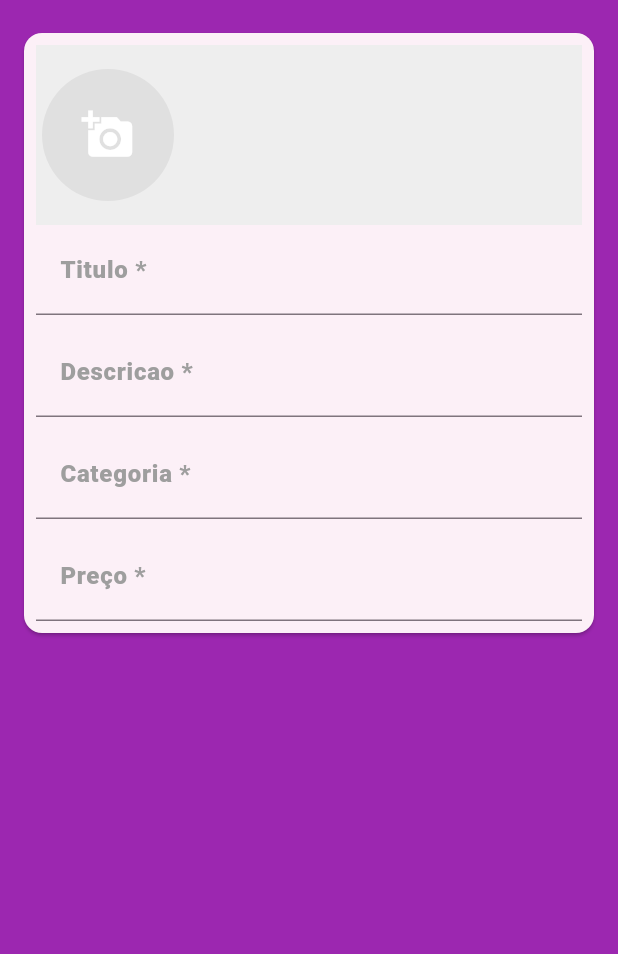
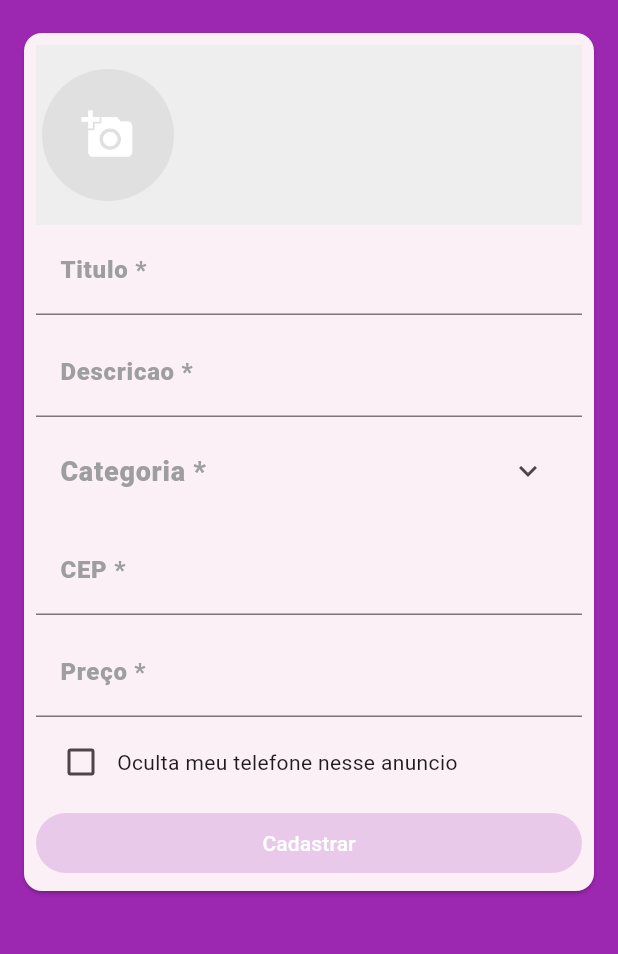
Before and after one commit to Renatofsds16/flutter-xlo, a Flutter app: the screen it shows after launch, swiped to page 2, on a phone screen of 412 x 824 dp, the part 63-1017 px from its top. Run offline on Flutter 3.47's test engine with Material 3 defaults, Android fonts, the light colour scheme and no system bars; our stand-ins replace brasil_fields, dio, flutter_mobx, get_it, image_picker, mobx and 1 more; accounts and stored records are empty; generated files the repository leaves out were written again; network calls fail; statements that could not run were skipped.

Commit message:
finalizando a tela de criar anuncio e buscando endereco pelo cep

```diff
--- a/lib/main.dart
+++ b/lib/main.dart
@@ -1,5 +1,6 @@
 import 'package:flutter/material.dart';
 import 'package:get_it/get_it.dart';
+import 'package:xlo/repositories/cep_repository.dart';
 import 'package:xlo/stores/category_store.dart';
 import 'package:xlo/stores/page_stores.dart';
 import 'package:xlo/stores/user_manage_store.dart';
@@ -16,6 +17,8 @@ void setupLocator() {
 void main() async {
   WidgetsFlutterBinding.ensureInitialized();
   await CodesParse.initializeParse();
+  CepRepository().getAdressFromApi('58.108.172').then((value) => print(value));
+
   setupLocator();
   runApp(const MyApp());
 }
--- /dev/null
+++ b/lib/repositories/cep_repository.dart
@@ -0,0 +1,39 @@
+import 'package:dio/dio.dart';
+import 'package:xlo/models/adress.dart';
+import 'package:xlo/models/city.dart';
+
+import 'ibge_repository.dart';
+
+class CepRepository {
+  Future<Address?> getAdressFromApi(String? cep) async {
+    if (cep == null || cep.isEmpty) {
+      return Future.error('cep invalido vazio ou nulo');
+    }
+    final clearCep = cep.replaceAll(RegExp('[^0-9]'), '');
+    if (clearCep.length != 8) {
+      return Future.error('cep invalido sem numeros suficiente');
+    }
+    final enpoint = 'https://viacep.com.br/ws/$clearCep/json/';
+    try {
+      final response = await Dio().get(enpoint);
+      if (response.data['erro'] != null) {
+        return Future.error('cep invalido tem erro');
+      }
+      final ufList = await IBGERepository().getUFListFromAPI();
+      return Address(
+        cep: response.data['cep'],
+        district: response.data['bairro'],
+        city: City(name: response.data['localidade']),
+        rua: response.data['logradouro'],
+        uf: ufList?.firstWhere((uf) => uf.initials == response.data['uf']),
+        state: response.data['estado'],
+      );
+    } on DioException {
+      return Future.error('erro ao buscar o cep');
+    } catch (e) {
+      print(e);
+      Future.error('falha ao buscar cep');
+    }
+    return null;
+  }
+}
--- a/lib/screens/base_screens/base_screen.dart
+++ b/lib/screens/base_screens/base_screen.dart
@@ -5,7 +5,7 @@ import 'package:mobx/mobx.dart';
 import 'package:xlo/screens/create_screen/create_screen.dart';
 import 'package:xlo/stores/page_stores.dart';
 
-import '../category_screen/category_screen.dart';
+import '../home_screen/home_screen.dart';
 
 class BaseScreen extends StatefulWidget {
   BaseScreen({super.key});
@@ -35,7 +35,7 @@ class _BaseScreenState extends State<BaseScreen> {
             physics: NeverScrollableScrollPhysics(),
             controller: _pageController,
             children: [
-              CategoryScreen(),
+              HomeScreen(),
               CreateScreen(),
               Container(color: Colors.red),
               Container(color: Colors.grey),
--- a/lib/screens/category_screen/category_screen.dart
+++ b/lib/screens/category_screen/category_screen.dart
@@ -1,4 +1,5 @@
 import 'package:flutter/material.dart';
+
 import 'package:flutter_mobx/flutter_mobx.dart';
 import 'package:get_it/get_it.dart';
 import 'package:xlo/components/error_boxes/error_boxes.dart';
@@ -7,9 +8,9 @@ import 'package:xlo/stores/category_store.dart';
 import '../../models/category.dart';
 
 class CategoryScreen extends StatelessWidget {
-  CategoryScreen({super.key, this.showAll = false});
+  CategoryScreen({super.key, this.showAll = false,required this.categorySelected});
   final CategoryStore _categoryStore = GetIt.I<CategoryStore>();
-  final Category? categorySelected = Category(id: 'lQHjC4Ye7z');
+  final Category? categorySelected;
   final bool showAll;
 
   @override
--- /dev/null
+++ b/lib/screens/create_screen/components/categore_fileds.dart
@@ -0,0 +1,37 @@
+import 'package:flutter/material.dart';
+import 'package:flutter_mobx/flutter_mobx.dart';
+import 'package:xlo/models/category.dart';
+import 'package:xlo/screens/category_screen/category_screen.dart';
+
+import '../../../stores/create_store.dart';
+
+class CategoryFiled extends StatelessWidget {
+  const CategoryFiled({super.key, required this.createStore});
+  final CreateStore createStore;
+  @override
+  Widget build(BuildContext context) {
+    return Observer(
+      builder: (_) {
+        return ListTile(
+          title: Text(
+            'Categoria *',
+            style: TextStyle(fontSize: createStore.category != null ? 14 : 18, fontWeight: FontWeight.w800,color: Colors.grey,),
+          ),
+          subtitle: createStore.category != null ? Text('${createStore.category?.name}',style: TextStyle(color: Colors.black87,fontSize: 17),):null,
+          trailing: Icon(Icons.keyboard_arrow_down),
+          onTap: ()async {
+            final category = await showDialog(
+                context: context, builder: (_)=> CategoryScreen(showAll: false,
+              categorySelected: createStore.category,)
+            ) as Category;
+            if(category != null){
+              createStore.setCategory(category);
+            }
+
+
+          },
+        );
+      },
+    );
+  }
+}
--- /dev/null
+++ b/lib/screens/create_screen/components/cep_field.dart
@@ -0,0 +1,63 @@
+import 'package:brasil_fields/brasil_fields.dart';
+import 'package:flutter/material.dart';
+import 'package:flutter/services.dart';
+import 'package:flutter_mobx/flutter_mobx.dart';
+import 'package:xlo/components/error_boxes/error_boxes.dart';
+import 'package:xlo/stores/cep_store.dart';
+
+class CepField extends StatelessWidget {
+  CepField({super.key});
+  final CepStore _cepStore = CepStore();
+
+  @override
+  Widget build(BuildContext context) {
+    return Column(
+      crossAxisAlignment: CrossAxisAlignment.stretch,
+      children: [
+        TextFormField(
+          keyboardType: TextInputType.number,
+          onChanged: _cepStore.setCep,
+          inputFormatters: [
+            FilteringTextInputFormatter.digitsOnly,
+            CepInputFormatter(),
+          ],
+          decoration: InputDecoration(
+            labelText: 'CEP *',
+            contentPadding: EdgeInsets.fromLTRB(16, 10, 12, 10),
+            labelStyle: TextStyle(
+              fontWeight: FontWeight.w800,
+              color: Colors.grey,
+              fontSize: 16,
+            ),
+          ),
+        ),
+        Observer(
+          builder: (_) {
+            if (_cepStore.clearCep == null &&
+                _cepStore.errorText == null &&
+                !_cepStore.loading) {
+              return Container();
+            } else if (_cepStore.clearCep == null &&
+                _cepStore.errorText == null) {
+              return LinearProgressIndicator(color: Colors.white);
+            } else if (_cepStore.errorText != null) {
+              return ErrorBoxes(message: '${_cepStore.errorText}');
+            } else if (_cepStore.address != null) {
+              final a = _cepStore.address;
+              return Container(
+                color: Colors.purple.withAlpha(50),
+                height: 50,
+                padding: EdgeInsets.all(8),
+                child: Text(
+                  textAlign: TextAlign.center,
+                  'Localização: ${a?.rua} ${a?.district} ${a?.city?.name} ${a?.uf?.initials}',
+                ),
+              );
+            }
+            return Container();
+          },
+        ),
+      ],
+    );
+  }
+}
--- /dev/null
+++ b/lib/screens/create_screen/components/hide_phone_field.dart
@@ -0,0 +1,32 @@
+import 'package:flutter/material.dart';
+import 'package:flutter_mobx/flutter_mobx.dart';
+import 'package:xlo/stores/create_store.dart';
+
+class HidePhoneField extends StatelessWidget {
+  const HidePhoneField({super.key, required this.createStore});
+  final CreateStore createStore;
+
+  @override
+  Widget build(BuildContext context) {
+    return Padding(
+      padding: EdgeInsets.all(6),
+      child: Row(
+        children: [
+          Observer(
+            builder: (_) {
+              return Checkbox(
+                value: createStore.hidePhone,
+                onChanged: (bool? value) {
+                  if (value != null) {
+                    createStore.setHidePhone(value);
+                  }
+                },
+              );
+            },
+          ),
+          Expanded(child: Text('Oculta meu telefone nesse anuncio')),
+        ],
+      ),
+    );
+  }
+}
--- a/lib/screens/create_screen/create_screen.dart
+++ b/lib/screens/create_screen/create_screen.dart
@@ -1,9 +1,13 @@
 import 'package:brasil_fields/brasil_fields.dart';
 import 'package:flutter/material.dart';
 import 'package:flutter/services.dart';
+import 'package:flutter_mobx/flutter_mobx.dart';
 import 'package:xlo/components/custom_drawer/custom_drawer.dart';
+import 'package:xlo/screens/create_screen/components/cep_field.dart';
 
 import '../../stores/create_store.dart';
+import 'components/categore_fileds.dart';
+import 'components/hide_phone_field.dart';
 import 'components/image_fields.dart';
 
 class CreateScreen extends StatelessWidget {
@@ -33,6 +37,7 @@ class CreateScreen extends StatelessWidget {
             padding: EdgeInsets.all(8),
             child: Column(
               mainAxisSize: MainAxisSize.min,
+              crossAxisAlignment: CrossAxisAlignment.stretch,
               children: [
                 ImageField(createStore: _createStore),
                 TextFormField(
@@ -52,13 +57,9 @@ class CreateScreen extends StatelessWidget {
                   maxLines: null,
                 ),
                 sizedBox,
-                TextFormField(
-                  decoration: InputDecoration(
-                    labelText: 'Categoria *',
-                    labelStyle: labelStyle,
-                    contentPadding: contentPadding,
-                  ),
-                ),
+                CategoryFiled(createStore: _createStore),
+                sizedBox,
+                CepField(),
                 sizedBox,
                 TextFormField(
                   decoration: InputDecoration(
@@ -73,6 +74,23 @@ class CreateScreen extends StatelessWidget {
                     CentavosInputFormatter(moeda: true),
                   ],
                 ),
+                HidePhoneField(createStore: _createStore),
+                Observer(
+                  builder: (_) {
+                    return ElevatedButton(
+                      onPressed: null,
+
+                      style: ElevatedButton.styleFrom(
+                        backgroundColor: Colors.purple,
+                        disabledBackgroundColor: Colors.purple.withAlpha(50),
+                      ),
+                      child: Text(
+                        'Cadastrar',
+                        style: TextStyle(color: Colors.white),
+                      ),
+                    );
+                  },
+                ),
               ],
             ),
           ),
--- a/pubspec.yaml
+++ b/pubspec.yaml
@@ -40,6 +40,8 @@ dependencies:
   get_it: ^8.0.3
   brasil_fields: ^1.17.0
   image_picker: ^1.1.2
+  dio: ^5.8.0+1
+
 
 
 
```
Also changed, not shown: lib/models/adress.dart (added, +26 -0 lines), lib/models/city.dart (added, +13 -0 lines), lib/models/uf.dart (added, +15 -0 lines), lib/repositories/ibge_repository.dart (added, +34 -0 lines), lib/stores/cep_store.dart (added, +57 -0 lines), lib/stores/create_store.dart (+14 -0 lines), lib/stores/cep_store.g.dart (added), lib/stores/create_store.g.dart.
